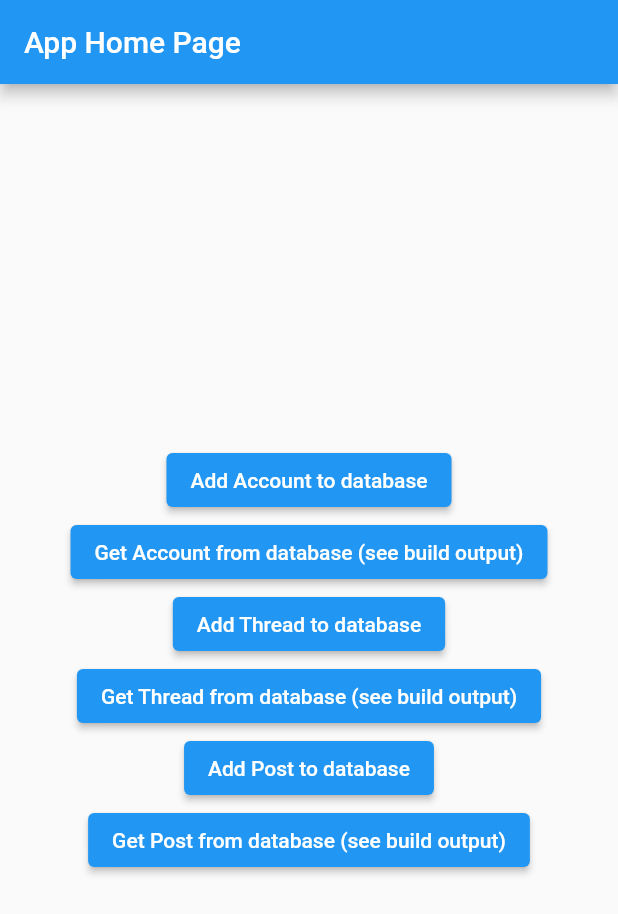
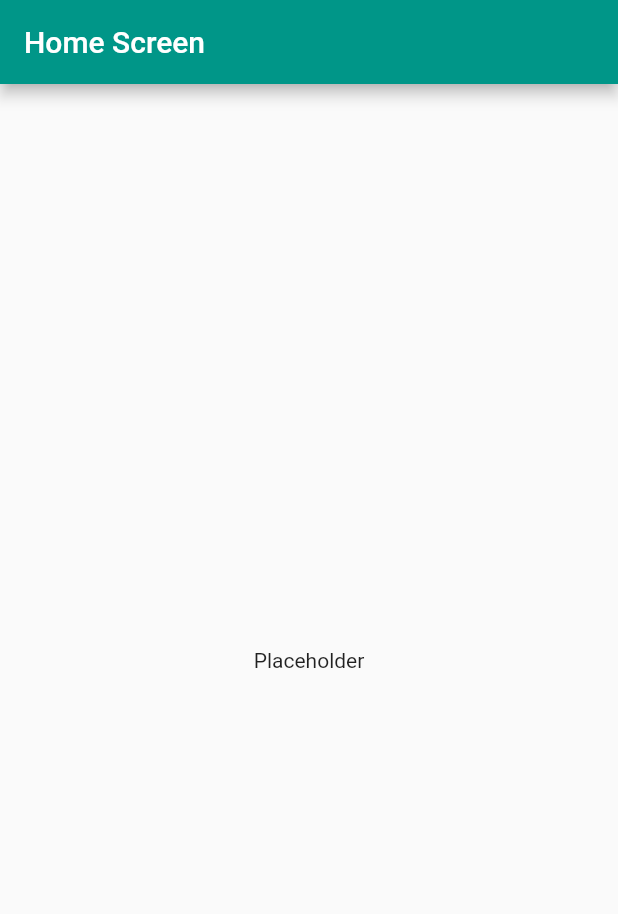
Before and after one commit to holtzmak/Community-Meal-Planner-Forum, a Flutter app: the screen it shows after launch, on a phone screen of 412 x 824 dp. Shown: the top 914 px of the screen. Run offline on Flutter 3.47's test engine with Material 2 defaults, Android fonts, the light colour scheme and no system bars; our stand-ins replace firebase_core, get_it; accounts and stored records are empty.

Commit message:
Split up app, main, and home page

```diff
--- a/app/lib/main.dart
+++ b/app/lib/main.dart
@@ -1,130 +1,11 @@
-import 'package:app/core/account.dart';
-import 'package:app/core/post.dart';
-import 'package:app/core/subtopic.dart';
-import 'package:app/core/thread.dart';
-import 'package:cloud_firestore/cloud_firestore.dart';
+import 'package:app/service/service_locator.dart';
+import 'package:app/ui/community_meal_planner_forum_app.dart';
 import 'package:firebase_core/firebase_core.dart';
 import 'package:flutter/material.dart';
-
-import 'core/topic.dart';
 
 Future<void> main() async {
   WidgetsFlutterBinding.ensureInitialized();
   await Firebase.initializeApp();
-  runApp(MyApp());
+  ServiceLocator.setup();
+  runApp(CommunityMealPlannerForumApp());
 }
-
-class MyApp extends StatelessWidget {
-  @override
-  Widget build(BuildContext context) {
-    return MaterialApp(
-      title: 'App',
-      theme: ThemeData(
-        primarySwatch: Colors.blue,
-        visualDensity: VisualDensity.adaptivePlatformDensity,
-      ),
-      home: MyHomePage(title: 'App Home Page'),
-    );
-  }
-}
-
-class MyHomePage extends StatefulWidget {
-  MyHomePage({Key? key, required this.title}) : super(key: key);
-  final String title;
-
-  @override
-  _MyHomePageState createState() => _MyHomePageState();
-}
-
-class _MyHomePageState extends State<MyHomePage> {
-  @override
-  Widget build(BuildContext context) {
-    return Scaffold(
-      appBar: AppBar(
-        title: Text(widget.title),
-      ),
-      body: Center(
-        child: Column(
-          mainAxisAlignment: MainAxisAlignment.center,
-          children: <Widget>[
-            ElevatedButton(
-                onPressed: () {
-                  final temp = Account(
-                      username: "temp",
-                      name: "Temp",
-                      titles: ["Temp"],
-                      aboutMeDescription: "",
-                      joinDate: DateTime.now(),
-                      threads: []);
-                  FirebaseFirestore.instance
-                      .collection("account")
-                      .add(temp.toJson());
-                },
-                child: Text("Add Account to database")),
-            ElevatedButton(
-                onPressed: () {
-                  FirebaseFirestore.instance.collection("account").get().then(
-                      (QuerySnapshot snapshot) =>
-                          snapshot.docs.forEach((result) {
-                            print(Account.fromJson(result.data()!));
-                          }));
-                },
-                child: Text("Get Account from database (see build output)")),
-            ElevatedButton(
-                onPressed: () {
-                  final temp = Thread(
-                      title: "Temp",
-                      topics: [Topic.generalPractices],
-                      subTopics: [SubTopic.critique],
-                      authorUsername: "1234abc",
-                      startDate: DateTime.now(),
-                      completionDate: null,
-                      completionPost: null,
-                      posts: [],
-                      canBeRepliedTo: true);
-                  FirebaseFirestore.instance
-                      .collection("thread")
-                      .add(temp.toJson());
-                },
-                child: Text("Add Thread to database")),
-            ElevatedButton(
-                onPressed: () {
-                  FirebaseFirestore.instance.collection("thread").get().then(
-                      (QuerySnapshot snapshot) =>
-                          snapshot.docs.forEach((result) {
-                            print(Thread.fromJson(result.data()!));
-                          }));
-                },
-                child: Text("Get Thread from database (see build output)")),
-            ElevatedButton(
-                onPressed: () {
-                  final temp = Post(
-                      authorUsername: "abcd1234",
-                      message: "Temp",
-                      postDate: DateTime.now());
-                  FirebaseFirestore.instance
-                      .collection("thread")
-                      .doc("KwlWdzrsvp3PxOx5Rndb")
-                      .collection("post")
-                      .add(temp.toJson());
-                },
-                child: Text("Add Post to database")),
-            ElevatedButton(
-                onPressed: () {
-                  FirebaseFirestore.instance
-                      .collection("thread")
-                      .doc("KwlWdzrsvp3PxOx5Rndb")
-                      .collection("post")
-                      .get()
-                      .then((QuerySnapshot snapshot) =>
-                          snapshot.docs.forEach((result) {
-                            print(Post.fromJson(result.data()!));
-                          }));
-                },
-                child: Text("Get Post from database (see build output)")),
-          ],
-        ),
-      ),
-    );
-  }
-}
--- /dev/null
+++ b/app/lib/ui/community_meal_planner_forum_app.dart
@@ -0,0 +1,17 @@
+import 'package:flutter/material.dart';
+
+import 'home_screen.dart';
+
+class CommunityMealPlannerForumApp extends StatelessWidget {
+  @override
+  Widget build(BuildContext context) {
+    return MaterialApp(
+      title: 'Community of Meal Planners Forums',
+      theme: ThemeData(
+        primarySwatch: Colors.teal,
+        visualDensity: VisualDensity.adaptivePlatformDensity,
+      ),
+      home: HomeScreen(),
+    );
+  }
+}
--- /dev/null
+++ b/app/lib/ui/home_screen.dart
@@ -0,0 +1,25 @@
+import 'package:flutter/material.dart';
+
+class HomeScreen extends StatefulWidget {
+  HomeScreen({Key? key}) : super(key: key);
+
+  @override
+  _HomeScreenState createState() => _HomeScreenState();
+}
+
+class _HomeScreenState extends State<HomeScreen> {
+  @override
+  Widget build(BuildContext context) {
+    return Scaffold(
+      appBar: AppBar(
+        title: Text('Home Screen'),
+      ),
+      body: Center(
+        child: Column(
+          mainAxisAlignment: MainAxisAlignment.center,
+          children: <Widget>[Text("Placeholder")],
+        ),
+      ),
+    );
+  }
+}
```
